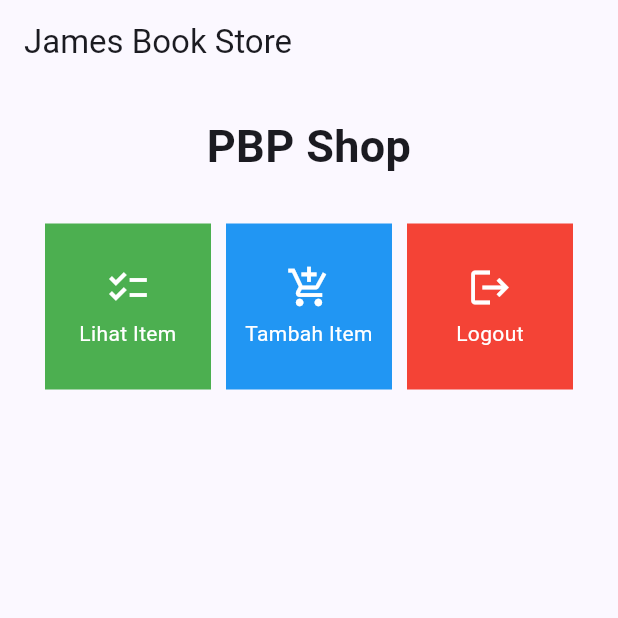
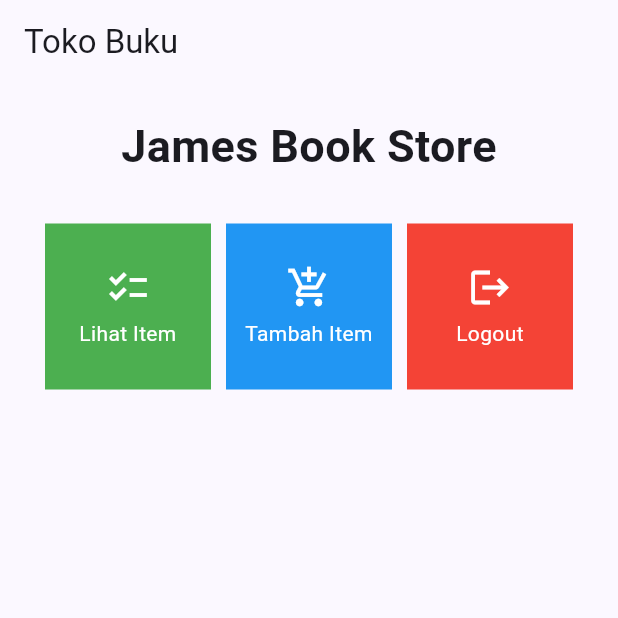
Before and after one commit to JamesTumbelaka/james-book-store, a Flutter app: the screen it shows after launch, on a phone screen of 412 x 824 dp, the top half of it. Run offline on Flutter 3.47's test engine with Material 2 defaults, Android fonts, the light colour scheme and no system bars.

Commit message:
Tugas 7 selesai

```diff
--- a/lib/menu.dart
+++ b/lib/menu.dart
@@ -30,7 +30,7 @@ class MyHomePage extends StatelessWidget {
     return Scaffold(
       appBar: AppBar(
         title: const Text(
-          'James Book Store',
+          'Toko Buku',
         ),
       ),
       body: SingleChildScrollView(
@@ -41,7 +41,7 @@ class MyHomePage extends StatelessWidget {
               const Padding(
                 padding: EdgeInsets.only(top: 10.0, bottom: 10.0),
                 child: Text(
-                  'PBP Shop',
+                  'James Book Store',
                   textAlign: TextAlign.center,
                   style: TextStyle(
                     fontSize: 30,
```
Also changed, not shown: 1 other file.
